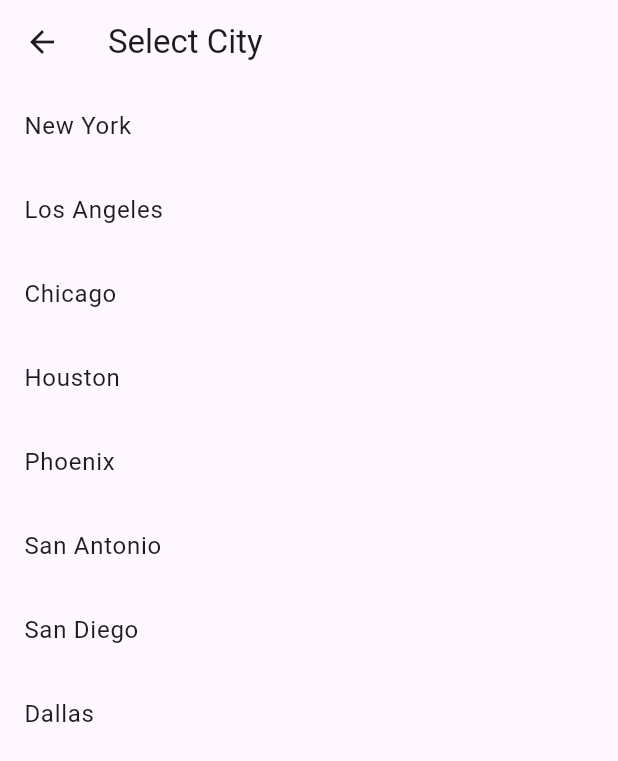
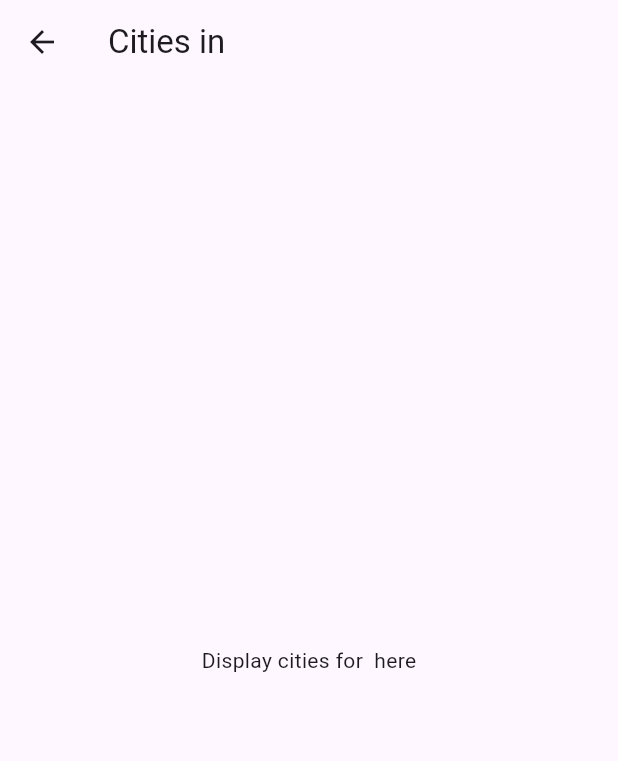
Before and after one commit to Mahad-Ghauri/Tour_guide-main, a Flutter app: the SelectCityScreen screen opened directly with empty values, on a phone screen of 412 x 824 dp. Shown: the top 761 px of the screen. Run offline on Flutter 3.47's test engine with Material 3 defaults, Android fonts, the light colour scheme and no system bars; our stand-ins replace google_fonts, supabase_flutter; accounts and stored records are empty; network calls fail.

Commit message:
commit changes

```diff
--- a/lib/Screens/city_selection_screen.dart
+++ b/lib/Screens/city_selection_screen.dart
@@ -1,38 +1,20 @@
 import 'package:flutter/material.dart';
 
 class SelectCityScreen extends StatelessWidget {
-  final String selectedCountry; // Named parameter
+  final String selectedCountry;
 
-  // Constructor to accept the selectedCountry parameter
-  const SelectCityScreen({Key? key, required this.selectedCountry}) : super(key: key);
+  SelectCityScreen({required this.selectedCountry});
 
   @override
   Widget build(BuildContext context) {
-    // Example list of cities (you can replace it with your actual list of cities)
-    final List<String> cities = [
-      'New York',
-      'Los Angeles',
-      'Chicago',
-      'Houston',
-      'Phoenix',
-      'San Antonio',
-      'San Diego',
-      'Dallas',
-    ];
+    print("SelectCityScreen loaded with country: $selectedCountry"); // Debug log
 
     return Scaffold(
-      appBar: AppBar(title: Text("Select City")),
-      body: ListView.builder(
-        itemCount: cities.length,
-        itemBuilder: (context, index) {
-          return ListTile(
-            title: Text(cities[index]),
-            onTap: () {
-              // When a city is selected, return the selected city to the previous screen
-              Navigator.pop(context, cities[index]);
-            },
-          );
-        },
+      appBar: AppBar(
+        title: Text('Cities in $selectedCountry'),
+      ),
+      body: Center(
+        child: Text('Display cities for $selectedCountry here'),
       ),
     );
   }
```
Also changed, not shown: lib/Controllers/country_controllers.dart (+72 -3 lines), lib/Screens/country_selection_screen.dart (+14 -5 lines).
